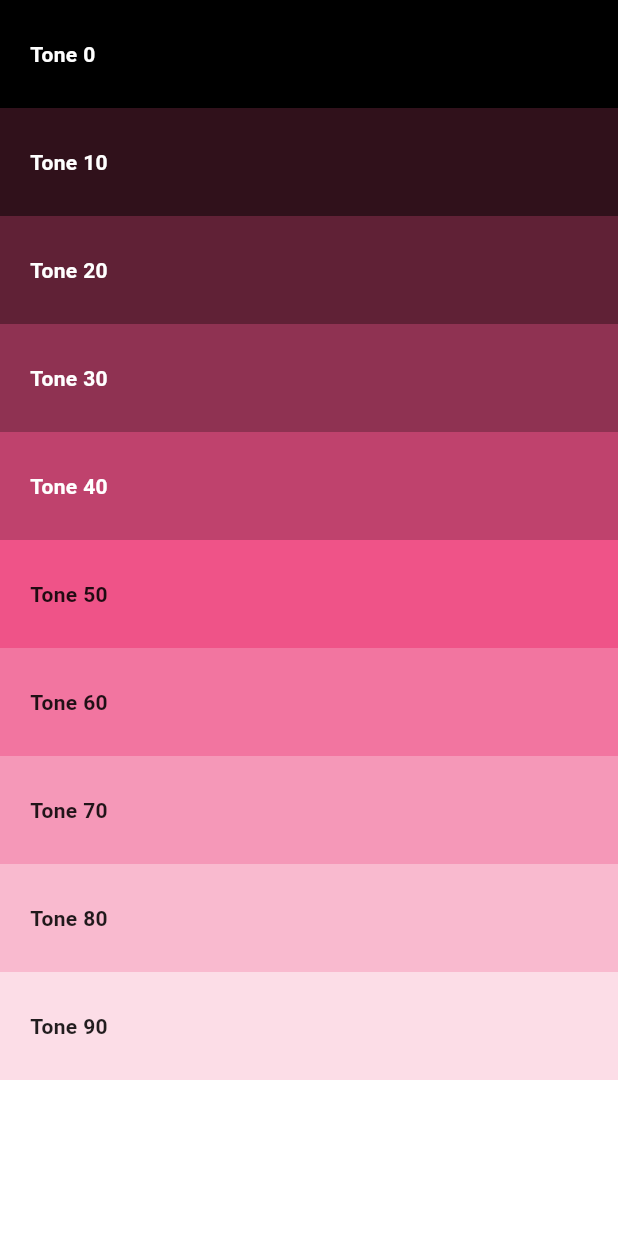
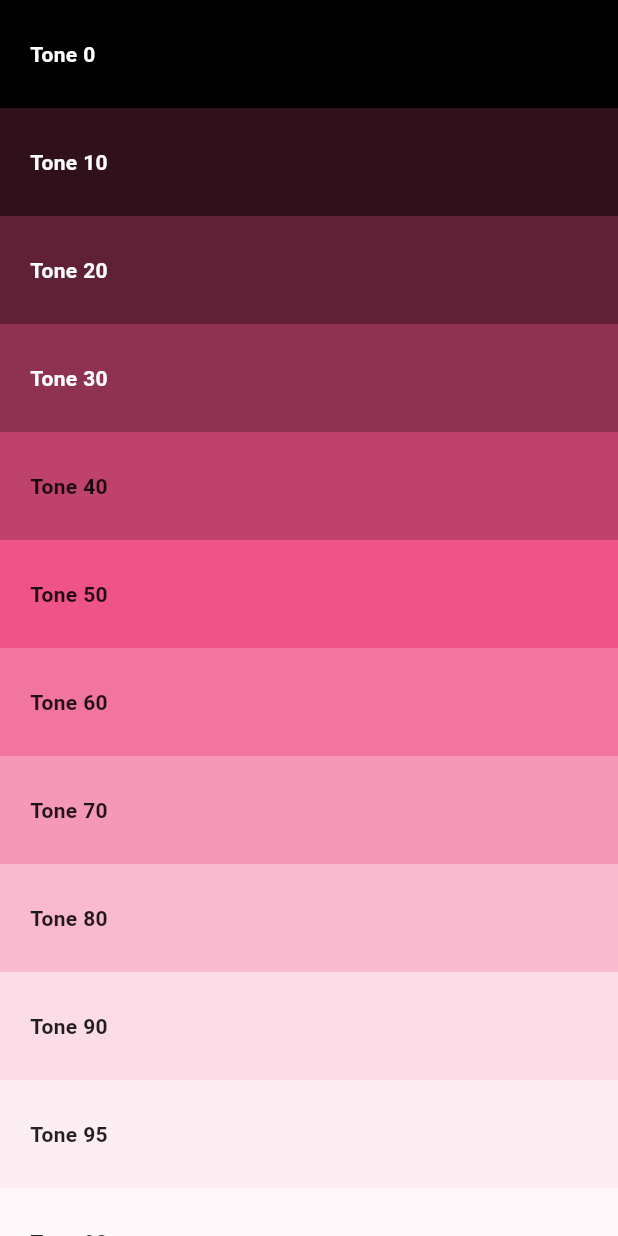
Before and after one commit to wrteam-priyansh/animations, a Flutter app: the screen it shows after launch, on a phone screen of 412 x 824 dp. Run offline on Flutter 3.47's test engine with Material 3 defaults, Android fonts, the phone set to English and light mode, and no system bars.

Commit message:
Added the colors shared md file

```diff
--- a/lib/main.dart
+++ b/lib/main.dart
@@ -198,7 +198,7 @@ class _MyHomePageState extends State<MyHomePage> with TickerProviderStateMixin{
 
 class _ShadesList extends StatelessWidget {
   static const _primary = Color(0xFFEF5388);
-  static const _tones = [0, 10, 20, 30, 40, 50, 60, 70, 80, 90];
+  static const _tones = [0, 10, 20, 30, 40, 50, 60, 70, 80, 90, 95, 98, 99, 100];
 
   @override
   Widget build(BuildContext context) {
@@ -216,7 +216,7 @@ class _ShadesList extends StatelessWidget {
           child: Text(
             'Tone $tone',
             style: TextStyle(
-              color: tone >= 50 ? Colors.black87 : Colors.white,
+              color: tone >= 40 ? Colors.black87 : Colors.white,
               fontWeight: FontWeight.w600,
               fontSize: 14,
             ),
```
Also changed, not shown: 1 other file.
